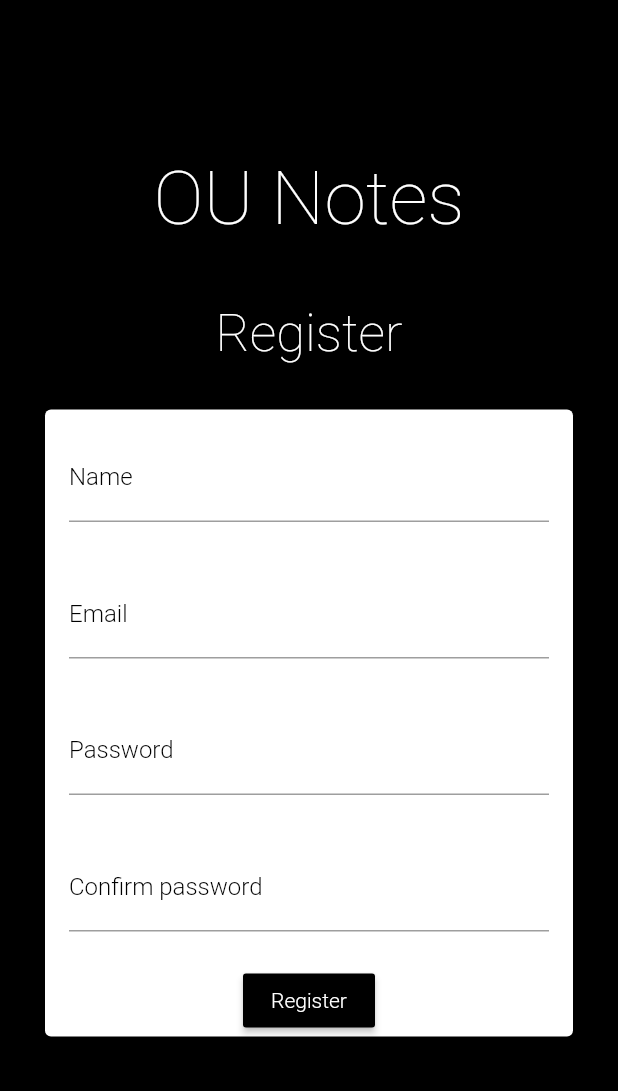
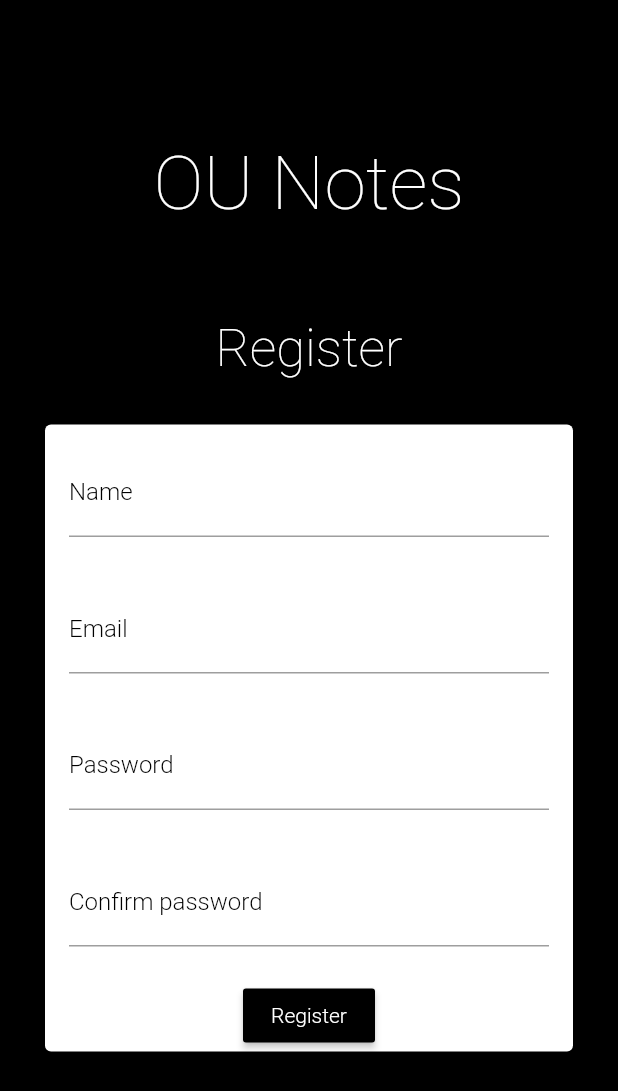
Before and after one commit to kir-aan/ou_notes, a Flutter app: the screen it shows after launch, after a tap on "Register", on a phone screen of 412 x 824 dp. Shown: the top 1091 px of the screen. Run offline on Flutter 3.47's test engine with Material 2 defaults, Android fonts, the phone set to English and light mode, and no system bars.

Commit message:
Code Cleanup

```diff
--- a/lib/main.dart
+++ b/lib/main.dart
@@ -1,8 +1,21 @@
 import 'package:flutter/material.dart';
 import 'package:ou_notes/pages/login_page.dart';
 
-void main(){
-  runApp(MaterialApp(
-    home: LoginPage(),
-  ));
+void main() {
+  runApp(OUNotes());
 }
+
+class OUNotes extends StatefulWidget {
+  @override
+  _OUNotesState createState() => _OUNotesState();
+}
+
+class _OUNotesState extends State<OUNotes> {
+  @override
+  Widget build(BuildContext context) {
+    return MaterialApp(
+      home: LoginPage(),
+      title: 'OU Notes',
+    );
+  }
+}
--- a/lib/pages/login_page.dart
+++ b/lib/pages/login_page.dart
@@ -49,7 +49,8 @@ class _LoginPageState extends State<LoginPage> {
                             hintText: "Enter Email",
                             labelText: "Email",
                             labelStyle: TextStyle(
-                                color: Colors.black, fontWeight: FontWeight.w300),
+                                color: Colors.black,
+                                fontWeight: FontWeight.w300),
                             focusedBorder: OutlineInputBorder(
                               borderSide: const BorderSide(
                                   color: Colors.black, width: 2.0),
@@ -68,7 +69,8 @@ class _LoginPageState extends State<LoginPage> {
                             hintText: "Enter Password",
                             labelText: "Password",
                             labelStyle: TextStyle(
-                                color: Colors.black, fontWeight: FontWeight.w300),
+                                color: Colors.black,
+                                fontWeight: FontWeight.w300),
                             focusedBorder: OutlineInputBorder(
                               borderSide: const BorderSide(
                                   color: Colors.black, width: 2.0),
--- a/lib/pages/register_page.dart
+++ b/lib/pages/register_page.dart
@@ -23,7 +23,7 @@ class _RegisterPageState extends State<RegisterPage> {
                   fontWeight: FontWeight.w200,
                 ),
               ),
-              SizedBox(height:40),
+              SizedBox(height:60),
               Text(
                 "Register",
                 style: TextStyle(
```
Also changed, not shown: 4 other files.
